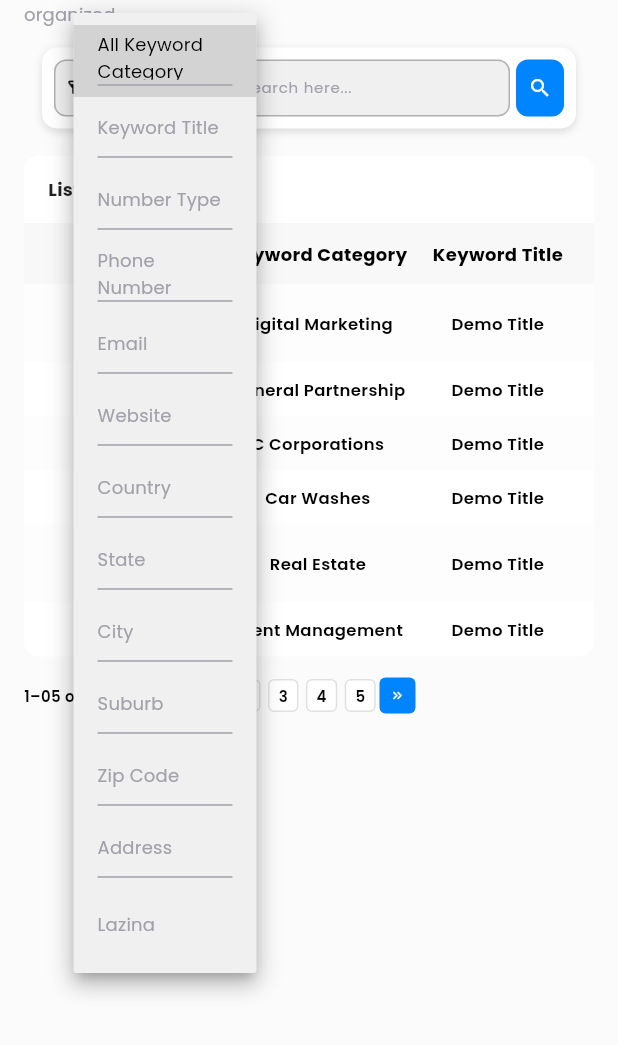
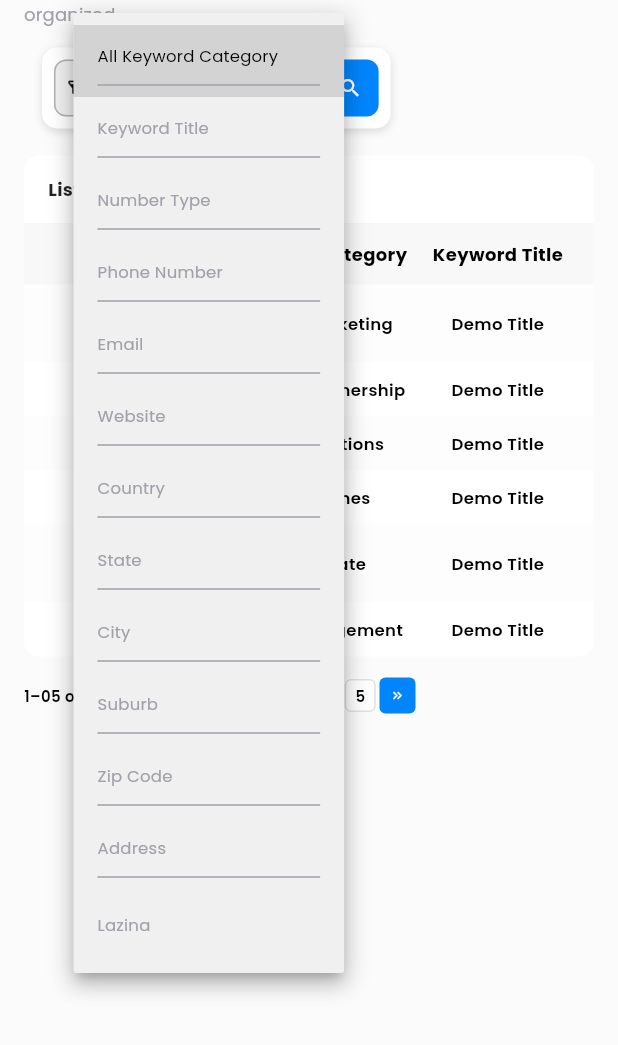
Before and after one commit to huzaifa-huzzi/Super_adminPanel, a Flutter app: the FormScreen screen opened by its route, after a tap on "Status", on a phone screen of 412 x 824 dp, the part 191-1236 px from its top. Run offline on Flutter 3.47's test engine with Material 3 defaults, Android fonts, the phone set to English and light mode, and no system bars; our stand-ins replace get, go_router, google_fonts, url_strategy.

Commit message:
Form Screen filters added

```diff
--- a/lib/Admin/Form/FormScreen.dart
+++ b/lib/Admin/Form/FormScreen.dart
@@ -126,10 +126,7 @@
                 padding: EdgeInsets.symmetric(horizontal: scaleFor(context, 16, 14, 12)),
                 child: Align(
                   alignment: Alignment.centerLeft,
-                  child: ConstrainedBox(
-                    constraints: BoxConstraints(
-                      maxWidth: screenWidth >= 1000 ? 600 : double.infinity,
-                    ),
+                  child: IntrinsicWidth(
                     child: Container(
                       padding: EdgeInsets.all(scaleFor(context, 12, 10, 8)),
                       height: scaleFor(context, 60, 58, 54),
@@ -145,8 +142,9 @@
                         ],
                       ),
                       child: Row(
+                        mainAxisSize: MainAxisSize.min,
                         children: [
-                          /// Status Dropdown
+                          ///  dropdown
                           Flexible(
                             flex: 1,
                             fit: FlexFit.tight,
@@ -182,28 +180,19 @@
                                             color: AppColors.textColors,
                                           ),
                                         ),
-
                                         value: controller.selectedCategory.value == "All Keyword Category"
                                             ? null
                                             : controller.selectedCategory.value,
-
-
-                                        hint: Align(
-                                          alignment: Alignment.centerLeft,
-                                          child: Text(
+                                        hint: Text(
                                           "Status",
                                           style: TextStyle(
                                             fontSize: scaleFor(context, 14, 13, 12),
                                             color: Colors.black,
-                                              fontWeight: FontWeight.normal,
                                           ),
                                         ),
-                                        ),
-
                                         items: List.generate(controller.keywordCategories.length, (index) {
                                           final item = controller.keywordCategories[index];
                                           final isSelected = controller.selectedCategory.value == item;
-
                                           return DropdownMenuItem<String>(
                                             value: item,
                                             child: Column(
@@ -216,13 +205,12 @@
                                                   child: Text(
                                                     item,
                                                     style: TextStyle(
-                                                      fontSize: scaleFor(context, 14, 13, 12),
+                                                      fontSize: scaleFor(context, 13, 12, 11),
                                                       color: isSelected ? Colors.black : AppColors.TextformFieldsTextColor,
                                                       fontWeight: FontWeight.normal,
                                                     ),
                                                   ),
                                                 ),
-
                                                 if (index != controller.keywordCategories.length - 1)
                                                   Padding(
                                                     padding: EdgeInsets.symmetric(vertical: scaleFor(context, 5, 4, 3)),
@@ -242,7 +230,6 @@
                                       ),
                                     )),
                                   ),
-
                                 ],
                               ),
                             ),
@@ -250,13 +237,11 @@
 
                           SizedBox(width: scaleFor(context, 8, 6, 4)),
 
-                          /// Search Field
+                          /// Search bar only for tablet/web
+                          if (!isMobile) ...[
+                            SizedBox(width: scaleFor(context, 6, 5, 4)),
                             Flexible(
                               flex: 2,
-                            fit: FlexFit.tight,
-                            child: Row(
-                              children: [
-                                Expanded(
                               child: Container(
                                 height: double.infinity,
                                 decoration: BoxDecoration(
@@ -285,10 +270,14 @@
                                 ),
                               ),
                             ),
-                                SizedBox(width: scaleFor(context, 6, 5, 4)),
+                          ],
+
+                          SizedBox(width: scaleFor(context, 8, 6, 4)),
+
+                          /// Search icon
                           Container(
                             height: double.infinity,
-                                  width: scaleFor(context, 38, 36, 32),
+                            width: scaleFor(context, 38, 36, 38),
                             decoration: BoxDecoration(
                               color: AppColors.primaryColor,
                               borderRadius: BorderRadius.circular(8),
@@ -306,16 +295,9 @@
                         ],
                       ),
                     ),
-                        ],
                   ),
                 ),
               ),
-                ),
-              ),
-
-
-
-
               SizedBox(height: scaleFor(context, 30, 25, 18)),
               Center(
                 child: Container(
--- a/lib/Admin/Sidebar/Sidebar.dart
+++ b/lib/Admin/Sidebar/Sidebar.dart
@@ -15,6 +15,11 @@
   final Sidebarcontroller controller = Get.find<Sidebarcontroller>();
 
   final List<Map<String, dynamic>> baseMenuItems = [
+    {
+      'icon': IconsString.dashboardIcon,
+      'label': 'Dashboard',
+      'path': '/dashboard'
+    },
     {
       'icon': IconsString.formIcon,
       'label': 'Forms',
@@ -110,9 +115,14 @@
       final bool isCollapsed = controller.isCollapsed.value;
       final double targetWidth = isCollapsed ? 125 : 200;
 
+
+      final double drawerWidth = isDrawer
+          ? MediaQuery.of(context).size.width * 0.7
+          : targetWidth;
+
       return AnimatedContainer(
         duration: const Duration(milliseconds: 100),
-        width: targetWidth,
+        width: drawerWidth,
         color: AppColors.appBarColor,
         child: Column(
           crossAxisAlignment: CrossAxisAlignment.start,
@@ -130,7 +140,7 @@
                   return Column(
                     crossAxisAlignment: CrossAxisAlignment.start,
                     children: [
-                      //  Parents Items
+                      // Parent Items
                       InkWell(
                         onTap: () {
                           if (hasChildren) {
@@ -139,23 +149,20 @@
                             context.go(item['path']);
                             controller.setScreenByRoute(item['path']);
                             controller.selectedPath.value = item['path'];
+
+
+                            if (isDrawer) Navigator.pop(context);
                           }
                         },
-
                         child: Container(
-                          margin:
-                          const EdgeInsets.symmetric(vertical: 2, horizontal: 4),
-                          padding: const EdgeInsets.symmetric(
-                              vertical: 12, horizontal: 8),
+                          margin: const EdgeInsets.symmetric(vertical: 2, horizontal: 4),
+                          padding: const EdgeInsets.symmetric(vertical: 12, horizontal: 8),
                           decoration: BoxDecoration(
                             gradient: isParentSelected
                                 ? const LinearGradient(
                               begin: Alignment.centerLeft,
                               end: Alignment.centerRight,
-                              colors: [
-                                Color(0xFFF8F8F9),
-                                Color(0xFF0085FF),
-                              ],
+                              colors: [Color(0xFFF8F8F9), Color(0xFF0085FF)],
                               stops: [0.01, 1.0],
                             )
                                 : null,
@@ -188,9 +195,7 @@
                               ],
                               if (hasChildren)
                                 Padding(
-                                  padding: EdgeInsets.only(
-                                    left: isCollapsed ? 4 : 0,
-                                  ),
+                                  padding: EdgeInsets.only(left: isCollapsed ? 4 : 0),
                                   child: Icon(
                                     isExpanded
                                         ? Icons.keyboard_arrow_down
@@ -205,28 +210,25 @@
                         ),
                       ),
 
-                      // Expanding and collapsing
+                      // Expanding sub-items
                       if (hasChildren && isExpanded)
                         Padding(
-                          padding: EdgeInsets.only(
-                            left: isCollapsed ? 30 : 35,
-                          ),
+                          padding: EdgeInsets.only(left: isCollapsed ? 30 : 35),
                           child: Column(
-                            children:
-                            (item['children'] as List).map<Widget>((subItem) {
-                              final bool isSelected =
-                                  controller.selectedPath.value ==
-                                      subItem['path'];
+                            children: (item['children'] as List).map<Widget>((subItem) {
+                              final bool isSelected = controller.selectedPath.value == subItem['path'];
                               return InkWell(
                                 onTap: () {
                                   context.go(subItem['path']);
                                   controller.setScreenByRoute(subItem['path']);
+                                  controller.selectedPath.value = subItem['path'];
+
+
+                                  if (isDrawer) Navigator.pop(context);
                                 },
                                 child: Container(
-                                  margin: const EdgeInsets.symmetric(
-                                      vertical: 3, horizontal: 2),
-                                  padding: const EdgeInsets.symmetric(
-                                      vertical: 8, horizontal: 6),
+                                  margin: const EdgeInsets.symmetric(vertical: 3, horizontal: 2),
+                                  padding: const EdgeInsets.symmetric(vertical: 8, horizontal: 6),
                                   decoration: BoxDecoration(
                                     border: Border.all(
                                       color: isSelected
@@ -241,7 +243,6 @@
                                         ? MainAxisAlignment.center
                                         : MainAxisAlignment.start,
                                     children: [
-
                                       Image.asset(
                                         subItem['icon'],
                                         width: 18,
@@ -250,8 +251,6 @@
                                             ? AppColors.primaryColor
                                             : AppColors.textColors,
                                       ),
-
-
                                       if (!isCollapsed) ...[
                                         const SizedBox(width: 8),
                                         Expanded(
@@ -283,6 +282,7 @@
       );
     });
   }
+
 
 
 
--- a/lib/Admin/Sidebar/SidebarController.dart
+++ b/lib/Admin/Sidebar/SidebarController.dart
@@ -2,6 +2,7 @@
 import 'package:flutter/material.dart';
 import 'package:super_adminPanel/Admin/CityScreen/CityScreen.dart';
 import 'package:super_adminPanel/Admin/CountryScreen/CountryScreen.dart';
+import 'package:super_adminPanel/Admin/Dashboard/DashboardScreen.dart';
 import 'package:super_adminPanel/Admin/Employee/EmployeeScreen.dart';
 import 'package:super_adminPanel/Admin/Form/FormScreen.dart';
 import 'package:super_adminPanel/Admin/Keyword/KeywordScreen.dart';
@@ -19,6 +20,7 @@
 
 
   final List<Widget> screens = [
+    DashboardScreen(),
     EmployeeScreen(),
     FormScreen(),
     KeywordScreen(),
@@ -30,6 +32,7 @@
 
   // All route paths
   final List<String> allRoutes = [
+    '/dashboard',
     '/employee',
     '/keyword',
     '/country',
@@ -70,19 +73,26 @@
     selectedPath.value = route;
     final r = route.toLowerCase();
 
-    if (r.contains('employee')) {
-      selectedIndex.value = 0;
+
+    if (r.contains('employee') || r.contains('form') || r.contains('dashboard')) {
+      dataFilterExpanded.value = false;
+    }
 
 
-      dataFilterExpanded.value = false;
+    if (r.contains('dashboard')) {
+      selectedIndex.value = 0;
+    } else if (r.contains('employee')) {
+      selectedIndex.value = 1;
     } else if (r.contains('keyword')) {
-      selectedIndex.value = 1;
+      selectedIndex.value = 2;
     } else if (r.contains('country')) {
-      selectedIndex.value = 2;
+      selectedIndex.value = 3;
     } else if (r.contains('state')) {
-      selectedIndex.value = 3;
+      selectedIndex.value = 4;
     } else if (r.contains('city')) {
-      selectedIndex.value = 4;
+      selectedIndex.value = 5;
+    } else if (r.contains('form')) {
+      selectedIndex.value = 6;
     } else {
       selectedIndex.value = 0;
     }
@@ -91,36 +101,37 @@
   }
 
 
+
   String get currentScreenName {
-    if (selectedIndex.value == -1) return 'Profile';
     switch (selectedIndex.value) {
       case 0:
-        return 'employee';
+        return 'Dashboard';
       case 1:
-        return 'keyword';
+        return 'Employee';
       case 2:
-        return 'country';
+        return 'Keyword';
       case 3:
-        return 'state';
+        return 'Country';
       case 4:
-        return 'city';
+        return 'State';
       case 5:
-        return 'form';
-
+        return 'City';
+      case 6:
+        return 'Form';
       default:
-        return 'employee';
+        return 'Dashboard';
     }
   }
 
 
+
   bool isSelected(String path) => selectedPath.value == path;
-
 
   bool isParentSelected(String label) {
     final path = selectedPath.value.toLowerCase();
 
     if (label.toLowerCase() == 'data filter') {
-      return path == '/data-filter' ||
+      return dataFilterExpanded.value ||
           path.contains('/keyword') ||
           path.contains('/country') ||
           path.contains('/state') ||
@@ -135,7 +146,13 @@
       return path.contains('/form');
     }
 
+    if (label.toLowerCase() == 'dashboard') {
+      return path.contains('/dashboard');
+    }
+
     return false;
   }
 
+
+
 }
--- a/lib/Resources/IconStrings.dart
+++ b/lib/Resources/IconStrings.dart
@@ -1,10 +1,13 @@
 
 
+
+import 'package:flutter/material.dart';
 
 class IconsString {
 
   /// Sidebar Icons
   static const String  employeeIcon = 'assets/icons/users.png';
+  static const String  dashboardIcon = 'assets/icons/dashboardIcon.png';
   static const String  dataFilterIcon = 'assets/icons/Value.png';
   static const String  cityIcon = 'assets/icons/city-icon.png';
   static const String  countryIcon = 'assets/icons/country-icon.png';
--- a/lib/main.dart
+++ b/lib/main.dart
@@ -5,6 +5,7 @@
 import 'package:super_adminPanel/Admin/CityScreen/addCityScreen.dart';
 import 'package:super_adminPanel/Admin/CountryScreen/CountryScreen.dart';
 import 'package:super_adminPanel/Admin/CountryScreen/addCountryScreen.dart';
+import 'package:super_adminPanel/Admin/Dashboard/DashboardScreen.dart';
 import 'package:super_adminPanel/Admin/Employee/AddEmployeeScreen.dart';
 import 'package:super_adminPanel/Admin/Employee/EditEmployeeInfoScreen.dart';
 import 'package:super_adminPanel/Admin/Employee/EmployeeScreen.dart';
@@ -40,6 +41,10 @@
             return SideBarScreen(child: child);
           },
           routes: [
+            GoRoute(
+              path: '/dashboard',
+              builder: (context, state) => DashboardScreen(),
+            ),
             GoRoute(
               path: '/form',
               builder: (context, state) => FormScreen(),
```
Also changed, not shown: lib/Admin/Dashboard/DashboardScreen.dart (added, +12 -0 lines), assets/icons/dashboardIcon.png (added). Lines whose indentation alone changed are shown as unchanged.
